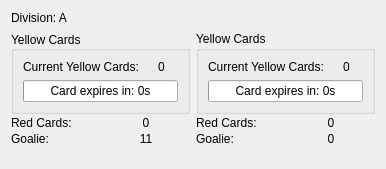
robotics-erlangen/framework, file src/ra/refereeinfowidget.ui: the form before one commit.
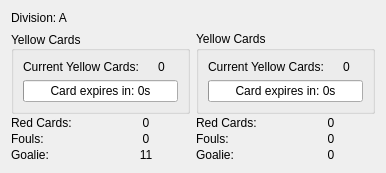
The form after the commit.

Commit message: ra: refereeinfowidget: show number of fouls per team

```diff
--- a/src/ra/refereeinfowidget.ui
+++ b/src/ra/refereeinfowidget.ui
@@ -119,6 +119,27 @@
          </item>
         </layout>
        </item>
+       <item>
+        <layout class="QHBoxLayout" name="horizontalLayout_4">
+         <item>
+          <widget class="QLabel" name="foulLabelTextYellow">
+           <property name="text">
+            <string>Fouls:</string>
+           </property>
+          </widget>
+         </item>
+         <item>
+          <widget class="QLabel" name="foulCounterYellow">
+           <property name="text">
+            <string>0</string>
+           </property>
+           <property name="alignment">
+            <set>Qt::AlignCenter</set>
+           </property>
+          </widget>
+         </item>
+        </layout>
+       </item>
        <item>
         <layout class="QHBoxLayout" name="keeperIdDisplayYellow">
          <item>
@@ -238,6 +259,27 @@
          </item>
         </layout>
        </item>
+       <item>
+        <layout class="QHBoxLayout" name="horizontalLayout_5">
+         <item>
+          <widget class="QLabel" name="foulLabelTextBlue">
+           <property name="text">
+            <string>Fouls:</string>
+           </property>
+          </widget>
+         </item>
+         <item>
+          <widget class="QLabel" name="foulCounterBlue">
+           <property name="text">
+            <string>0</string>
+           </property>
+           <property name="alignment">
+            <set>Qt::AlignCenter</set>
+           </property>
+          </widget>
+         </item>
+        </layout>
+       </item>
        <item>
         <layout class="QHBoxLayout" name="keeperIdDisplayBlue">
          <item>
```
The commit also changes 2 other files.
